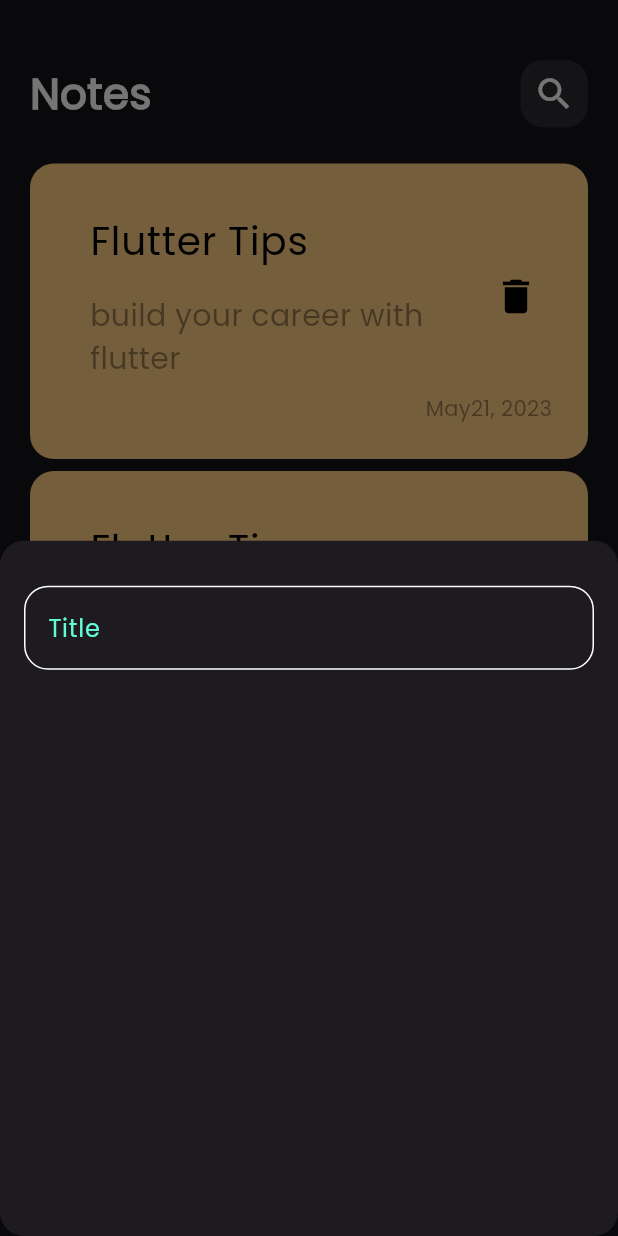
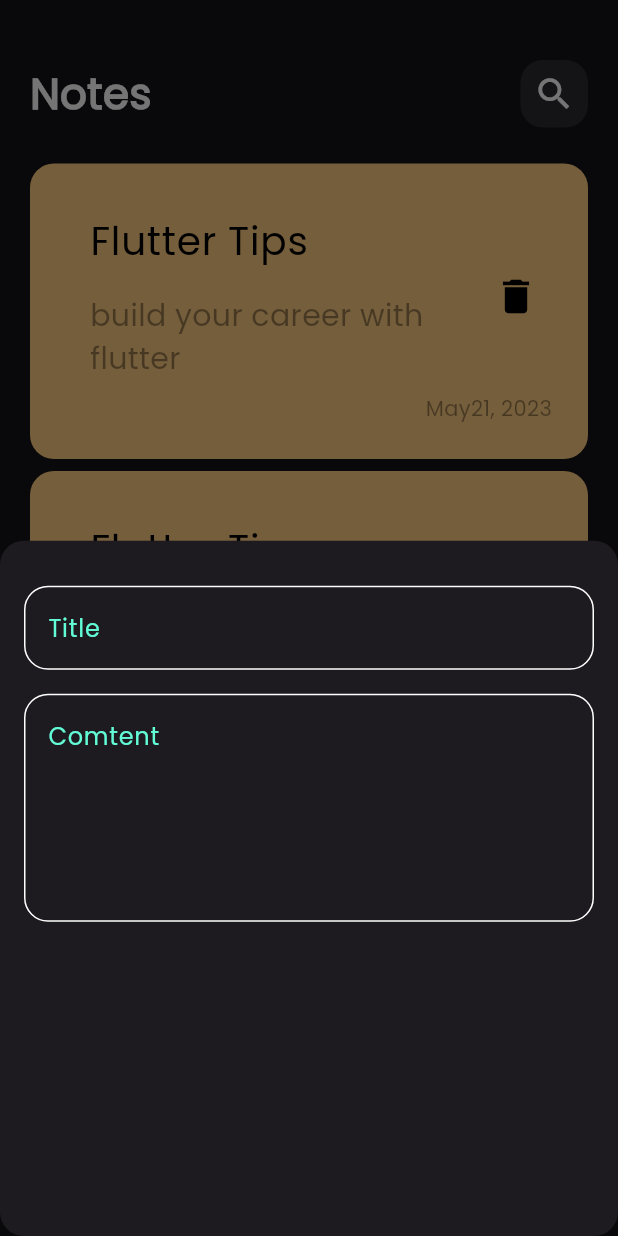
Before and after one commit to MahmoudEldeeb10/notesapp, a Flutter app: the screen it shows after launch, after a tap on the "add" icon, on a phone screen of 412 x 824 dp. Run offline on Flutter 3.47's test engine with Material 3 defaults, Android fonts, the phone set to English and light mode, and no system bars.

Commit message:
add fields to buttom sheet

```diff
--- a/lib/views/widgets/add_note_button_sheet.dart
+++ b/lib/views/widgets/add_note_button_sheet.dart
@@ -8,7 +8,14 @@ class AddNoteBottomSheet extends StatelessWidget {
   Widget build(BuildContext context) {
     return Padding(
       padding: const EdgeInsets.symmetric(horizontal: 16),
-      child: Column(children: [SizedBox(height: 30), CustomTextField()]),
+      child: Column(
+        children: [
+          SizedBox(height: 30),
+          CustomTextField(hintText: 'Title'),
+          SizedBox(height: 16),
+          CustomTextField(hintText: 'Comtent', maxLines: 5),
+        ],
+      ),
     );
   }
 }
--- a/lib/views/widgets/custom_text_field.dart
+++ b/lib/views/widgets/custom_text_field.dart
@@ -2,14 +2,17 @@ import 'package:flutter/material.dart';
 import 'package:notes_app/constsnts.dart';
 
 class CustomTextField extends StatelessWidget {
-  const CustomTextField({super.key});
+  const CustomTextField({super.key, this.hintText, this.maxLines = 1});
+  final hintText;
+  final maxLines;
 
   @override
   Widget build(BuildContext context) {
     return TextField(
       cursorColor: KPrimaryColor,
+      maxLines: maxLines,
       decoration: InputDecoration(
-        hintText: 'Title',
+        hintText: hintText,
         hintStyle: TextStyle(color: KPrimaryColor),
 
         border: buildBorder(),
```
